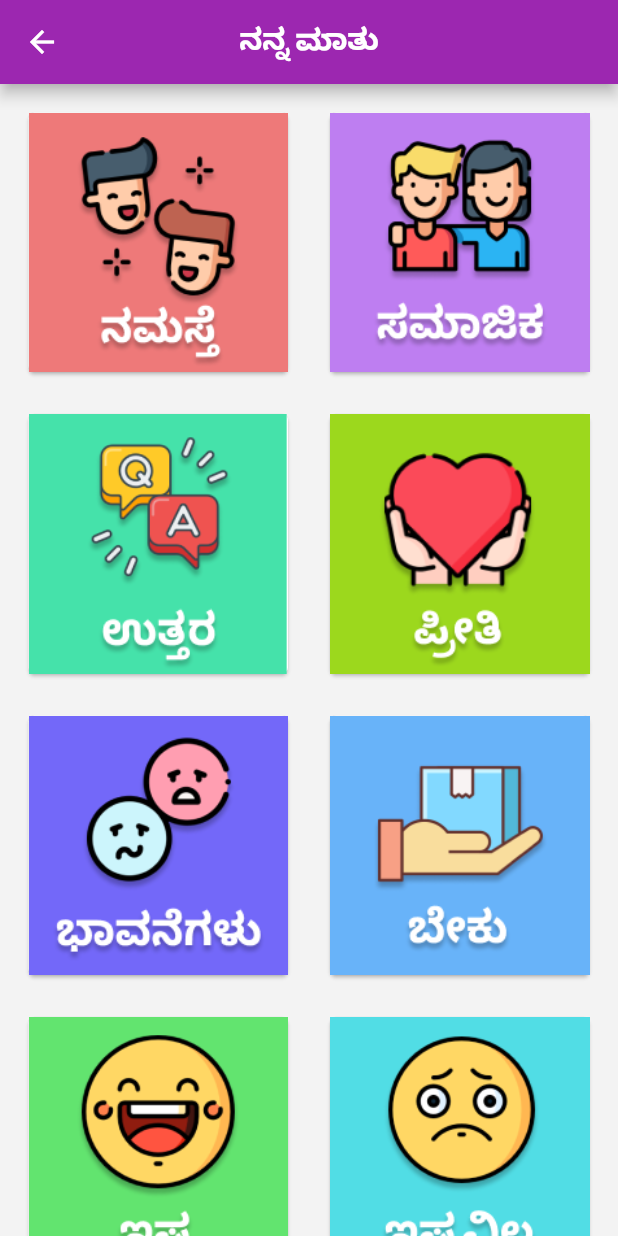
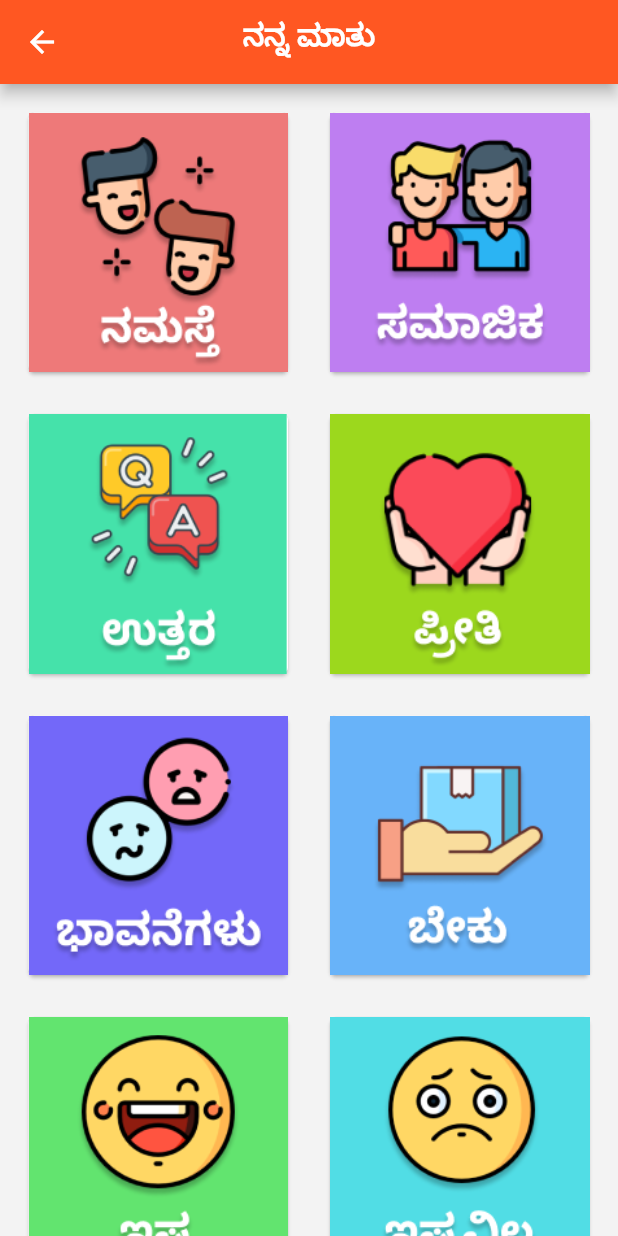
Before and after one commit to zetaverse/aac_app, a Flutter app: the screen it shows after launch, after a tap on "ಕೆ", on a phone screen of 412 x 824 dp. Run offline on Flutter 3.47's test engine with Material 2 defaults, Android fonts, the phone set to English and light mode, and no system bars; our stand-ins replace assets_audio_player.

Commit message:
Added theme colors and click sound

```diff
--- a/lib/pages/kaDetailPages/kaAffection.dart
+++ b/lib/pages/kaDetailPages/kaAffection.dart
@@ -6,11 +6,11 @@ class KaAffection extends StatelessWidget {
   Widget build(BuildContext context) {
     return Scaffold(
       appBar: AppBar(
-        backgroundColor: Colors.purple,
+        backgroundColor: Colors.deepOrange,
         title: Text(
           "ಪ್ರೀತಿ",
           style: TextStyle(
-            fontFamily: 'Source Sans Pro',
+            fontFamily: 'Noto Sans Kannada',
             fontWeight: FontWeight.bold,
           ),
         ),
--- a/lib/pages/kaDetailPages/kaAlphabet.dart
+++ b/lib/pages/kaDetailPages/kaAlphabet.dart
@@ -7,11 +7,11 @@ class KaAlphabet extends StatelessWidget {
     return Scaffold(
       backgroundColor: Color(0xFFF3F3F3),
       appBar: AppBar(
-        backgroundColor: Colors.purple,
+        backgroundColor: Colors.deepOrange,
         title: Text(
           'ಅಕ್ಷರಗಳು',
           style: TextStyle(
-            fontFamily: 'Source Sans Pro',
+            fontFamily: 'Noto Sans Kannada',
             fontWeight: FontWeight.bold,
           ),
         ),
@@ -38,7 +38,6 @@ class KaAlphabet extends StatelessWidget {
           InnerImageCard(image: 'assets/images/kalpha13.png', audioFile: null),
           InnerImageCard(image: 'assets/images/kalpha14.png', audioFile: null),
           InnerImageCard(image: 'assets/images/kalpha15.png', audioFile: null),
-          InnerImageCard(image: 'assets/images/kalpha16.png', audioFile: null),
         ],
       ),
     );
--- a/lib/pages/kaDetailPages/kaAnswer.dart
+++ b/lib/pages/kaDetailPages/kaAnswer.dart
@@ -6,11 +6,11 @@ class KaAnswer extends StatelessWidget {
   Widget build(BuildContext context) {
     return Scaffold(
       appBar: AppBar(
-        backgroundColor: Colors.purple,
+        backgroundColor: Colors.deepOrange,
         title: Text(
           "ಉತ್ತರ",
           style: TextStyle(
-            fontFamily: 'Source Sans Pro',
+            fontFamily: 'Noto Sans Kannada',
             fontWeight: FontWeight.bold,
           ),
         ),
--- a/lib/pages/kaDetailPages/kaDontLike.dart
+++ b/lib/pages/kaDetailPages/kaDontLike.dart
@@ -6,11 +6,11 @@ class KaDontLike extends StatelessWidget {
   Widget build(BuildContext context) {
     return Scaffold(
       appBar: AppBar(
-        backgroundColor: Colors.purple,
+        backgroundColor: Colors.deepOrange,
         title: Text(
           "ಇಷ್ಟವಿಲ್ಲ",
           style: TextStyle(
-            fontFamily: 'Source Sans Pro',
+            fontFamily: 'Noto Sans Kannada',
             fontWeight: FontWeight.bold,
           ),
         ),
--- a/lib/pages/kaDetailPages/kaFeeling.dart
+++ b/lib/pages/kaDetailPages/kaFeeling.dart
@@ -6,11 +6,11 @@ class KaFeeling extends StatelessWidget {
   Widget build(BuildContext context) {
     return Scaffold(
       appBar: AppBar(
-        backgroundColor: Colors.purple,
+        backgroundColor: Colors.deepOrange,
         title: Text(
           "ಭಾವನೆಗಳು",
           style: TextStyle(
-            fontFamily: 'Source Sans Pro',
+            fontFamily: 'Noto Sans Kannada',
             fontWeight: FontWeight.bold,
           ),
         ),
--- a/lib/pages/kaDetailPages/kaGreeting.dart
+++ b/lib/pages/kaDetailPages/kaGreeting.dart
@@ -6,11 +6,11 @@ class KaGreeting extends StatelessWidget {
   Widget build(BuildContext context) {
     return Scaffold(
       appBar: AppBar(
-        backgroundColor: Colors.purple,
+        backgroundColor: Colors.deepOrange,
         title: Text(
           "ನಮಸ್ತೆ",
           style: TextStyle(
-            fontFamily: 'Source Sans Pro',
+            fontFamily: 'Noto Sans Kannada',
             fontWeight: FontWeight.bold,
           ),
         ),
--- a/lib/pages/kaDetailPages/kaLike.dart
+++ b/lib/pages/kaDetailPages/kaLike.dart
@@ -6,11 +6,11 @@ class KaLike extends StatelessWidget {
   Widget build(BuildContext context) {
     return Scaffold(
       appBar: AppBar(
-        backgroundColor: Colors.purple,
+        backgroundColor: Colors.deepOrange,
         title: Text(
           "ಇಷ್ಟ",
           style: TextStyle(
-            fontFamily: 'Source Sans Pro',
+            fontFamily: 'Noto Sans Kannada',
             fontWeight: FontWeight.bold,
           ),
         ),
--- a/lib/pages/kaDetailPages/kaNumbers.dart
+++ b/lib/pages/kaDetailPages/kaNumbers.dart
@@ -7,11 +7,11 @@ class KaNumbers extends StatelessWidget {
     return Scaffold(
       backgroundColor: Color(0xFFF3F3F3),
       appBar: AppBar(
-        backgroundColor: Colors.purple,
+        backgroundColor: Colors.deepOrange,
         title: Text(
           'ಅಂಕೆಗಳು',
           style: TextStyle(
-            fontFamily: 'Source Sans Pro',
+            fontFamily: 'Noto Sans Kannada',
             fontWeight: FontWeight.bold,
           ),
         ),
--- a/lib/pages/kaDetailPages/kaObjects.dart
+++ b/lib/pages/kaDetailPages/kaObjects.dart
@@ -7,11 +7,11 @@ class KaObjects extends StatelessWidget {
     return Scaffold(
       backgroundColor: Color(0xFFF3F3F3),
       appBar: AppBar(
-        backgroundColor: Colors.purple,
+        backgroundColor: Colors.deepOrange,
         title: Text(
           'ವಸ್ತುಗಳು',
           style: TextStyle(
-            fontFamily: 'Source Sans Pro',
+            fontFamily: 'Noto Sans Kannada',
             fontWeight: FontWeight.bold,
           ),
         ),
--- a/lib/pages/kaDetailPages/kaSocial.dart
+++ b/lib/pages/kaDetailPages/kaSocial.dart
@@ -6,11 +6,11 @@ class KaSocial extends StatelessWidget {
   Widget build(BuildContext context) {
     return Scaffold(
       appBar: AppBar(
-        backgroundColor: Colors.purple,
+        backgroundColor: Colors.deepOrange,
         title: Text(
           "ಸಮಾಜಿಕ",
           style: TextStyle(
-            fontFamily: 'Source Sans Pro',
+            fontFamily: 'Noto Sans Kannada',
             fontWeight: FontWeight.bold,
           ),
         ),
--- a/lib/pages/kaDetailPages/kaWants.dart
+++ b/lib/pages/kaDetailPages/kaWants.dart
@@ -6,11 +6,11 @@ class KaWants extends StatelessWidget {
   Widget build(BuildContext context) {
     return Scaffold(
       appBar: AppBar(
-        backgroundColor: Colors.purple,
+        backgroundColor: Colors.deepOrange,
         title: Text(
           "ಬೇಕು",
           style: TextStyle(
-            fontFamily: 'Source Sans Pro',
+            fontFamily: 'Noto Sans Kannada',
             fontWeight: FontWeight.bold,
           ),
         ),
--- a/lib/pages/kaLessonListPage.dart
+++ b/lib/pages/kaLessonListPage.dart
@@ -18,11 +18,11 @@ class KaLessonListPage extends StatelessWidget {
     return Scaffold(
       backgroundColor: Color(0xFFF3F3F3),
       appBar: AppBar(
-        backgroundColor: Colors.purple,
+        backgroundColor: Colors.deepOrange,
         title: Text(
           'ನನ್ನ ಮಾತು',
           style: TextStyle(
-            fontFamily: 'Source Sans Pro',
+            fontFamily: 'Noto Sans Kannada',
             fontWeight: FontWeight.bold,
           ),
         ),
@@ -37,48 +37,48 @@ class KaLessonListPage extends StatelessWidget {
           ImageCard(
             page: KaGreeting(),
             image: 'assets/images/kaGreeting.png',
-            audioFile: 'assets/sounds/test.wav',
+            audioFile: 'assets/sounds/click.wav',
           ),
           ImageCard(
               page: KaSocial(),
               image: 'assets/images/kaSocial.png',
-              audioFile: 'assets/sounds/test.wav'),
+              audioFile: 'assets/sounds/click.wav'),
           ImageCard(
               page: KaAnswer(),
               image: 'assets/images/kaAnswer.png',
-              audioFile: 'assets/sounds/test.wav'),
+              audioFile: 'assets/sounds/click.wav'),
           ImageCard(
               page: KaAffection(),
               image: 'assets/images/kaAffection.png',
-              audioFile: 'assets/sounds/test.wav'),
+              audioFile: 'assets/sounds/click.wav'),
           ImageCard(
               page: KaFeeling(),
               image: 'assets/images/kaFeeling.png',
-              audioFile: 'assets/sounds/test.wav'),
+              audioFile: 'assets/sounds/click.wav'),
           ImageCard(
               page: KaWants(),
               image: 'assets/images/kaWants.png',
-              audioFile: 'assets/sounds/test.wav'),
+              audioFile: 'assets/sounds/click.wav'),
           ImageCard(
               page: KaLike(),
               image: 'assets/images/kaLike.png',
-              audioFile: 'assets/sounds/test.wav'),
+              audioFile: 'assets/sounds/click.wav'),
           ImageCard(
               page: KaDontLike(),
               image: 'assets/images/kaDontLike.png',
-              audioFile: 'assets/sounds/test.wav'),
+              audioFile: 'assets/sounds/click.wav'),
           ImageCard(
               page: KaAlphabet(),
               image: 'assets/images/kaAlphabet.png',
-              audioFile: 'assets/sounds/test.wav'),
+              audioFile: 'assets/sounds/click.wav'),
           ImageCard(
               page: KaNumbers(),
               image: 'assets/images/kaNumbers.png',
-              audioFile: 'assets/sounds/test.wav'),
+              audioFile: 'assets/sounds/click.wav'),
           ImageCard(
               page: KaObjects(),
               image: 'assets/images/kaObjects.png',
-              audioFile: 'assets/sounds/test.wav'),
+              audioFile: 'assets/sounds/click.wav'),
         ],
       ),
     );
--- a/lib/pages/langSelectionPage.dart
+++ b/lib/pages/langSelectionPage.dart
@@ -1,6 +1,7 @@
 import 'package:aac_app/pages/enLessonListPage.dart';
 import 'package:flutter/material.dart';
 import 'package:aac_app/pages/kaLessonListPage.dart';
+import 'package:assets_audio_player/assets_audio_player.dart';
 
 class LangSelectionPage extends StatelessWidget {
   @override
@@ -44,6 +45,8 @@ class LangSelectionPage extends StatelessWidget {
             ),
             GestureDetector(
               onTap: () {
+                AssetsAudioPlayer.newPlayer()
+                    .open(Audio('assets/sounds/click.wav'));
                 Navigator.push(
                   context,
                   MaterialPageRoute(
@@ -82,6 +85,8 @@ class LangSelectionPage extends StatelessWidget {
             ),
             GestureDetector(
               onTap: () {
+                AssetsAudioPlayer.newPlayer()
+                    .open(Audio('assets/sounds/click.wav'));
                 Navigator.push(
                   context,
                   MaterialPageRoute(
@@ -102,16 +107,16 @@ class LangSelectionPage extends StatelessWidget {
                       style: TextStyle(
                         fontSize: 20.0,
                         color: Colors.deepOrange,
-                        fontFamily: 'Source Sans Pro',
+                        fontFamily: 'Noto Sans Kannada',
                         fontWeight: FontWeight.bold,
                       ),
                     ),
                     title: Text(
-                      'ಕನ್ನಡ',
+                      'ಕಂದಾದಲ್ಲಿ ಕಲಿಯಿರಿ',
                       style: TextStyle(
                         fontSize: 20.0,
                         color: Colors.black,
-                        fontFamily: 'Source Sans Pro',
+                        fontFamily: 'Noto Sans Kannada',
                         fontWeight: FontWeight.bold,
                       ),
                     ),
--- a/pubspec.yaml
+++ b/pubspec.yaml
@@ -56,3 +56,6 @@ flutter:
   - family: Source Sans Pro
     fonts:
       - asset: assets/fonts/SourceSansPro-Regular.ttf
+  - family: Noto Sans Kannada
+    fonts:
+      - asset: assets/fonts/NotoSansKannada-Regular.ttf
```
Also changed, not shown: lib/pages/enLessonListPage.dart (+11 -11 lines), assets/fonts/NotoSansKannada-Regular.ttf (added), 1 other file.
